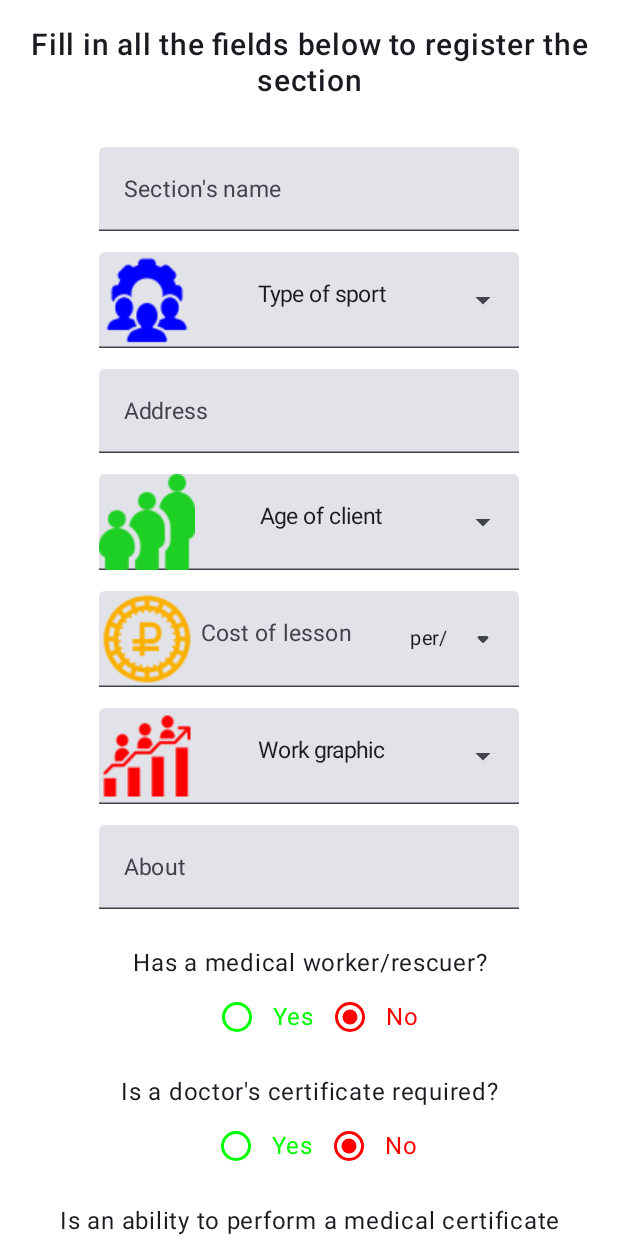
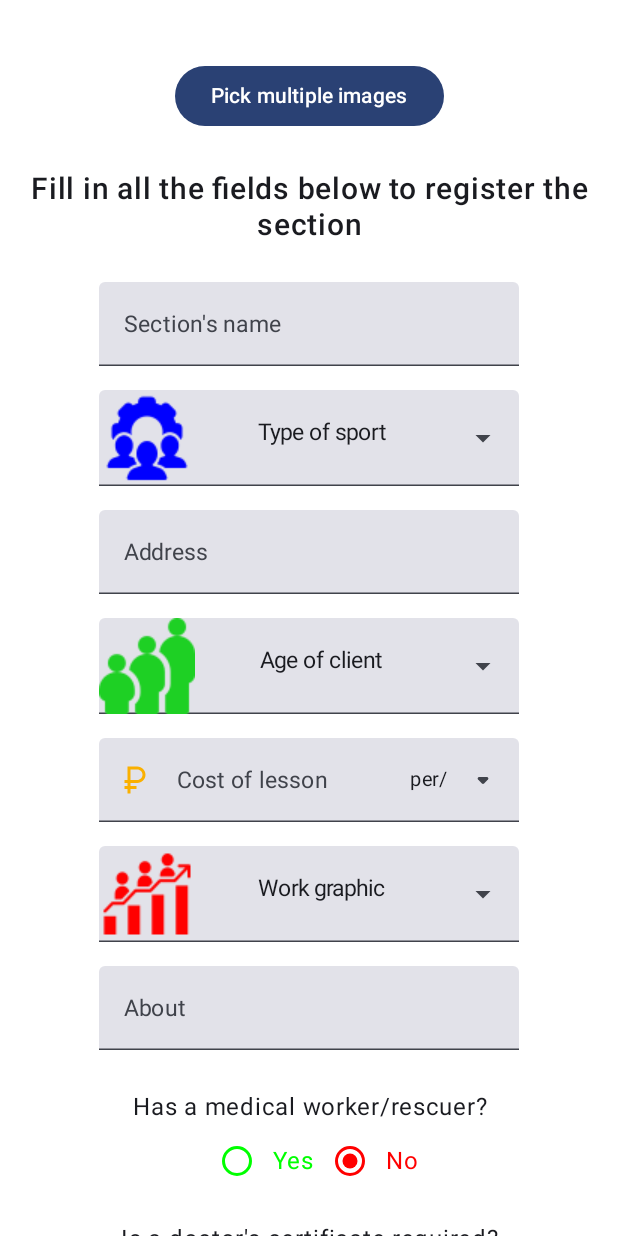
Before and after one commit to RomanAisly/SportScan, an Android app built with Jetpack Compose: the screen it shows after launch (MainActivity), on a phone screen of 412 x 824 dp. Run offline under Robolectric (Android 15) with nearby library versions, the phone set to English and light mode, and no system bars.

Commit message:
update photo picker

```diff
--- a/app/src/main/java/com/sportscan/ui/components/ProfileElements.kt
+++ b/app/src/main/java/com/sportscan/ui/components/ProfileElements.kt
@@ -1,16 +1,26 @@
 package com.sportscan.ui.components
 
+import android.net.Uri
+import androidx.activity.compose.rememberLauncherForActivityResult
+import androidx.activity.result.PickVisualMediaRequest
+import androidx.activity.result.contract.ActivityResultContracts
 import androidx.compose.foundation.BorderStroke
 import androidx.compose.foundation.layout.Arrangement
 import androidx.compose.foundation.layout.Column
+import androidx.compose.foundation.layout.PaddingValues
 import androidx.compose.foundation.layout.Row
+import androidx.compose.foundation.layout.fillMaxWidth
+import androidx.compose.foundation.layout.height
 import androidx.compose.foundation.layout.padding
+import androidx.compose.foundation.layout.wrapContentHeight
+import androidx.compose.foundation.lazy.LazyRow
 import androidx.compose.foundation.selection.selectableGroup
 import androidx.compose.foundation.text.KeyboardActions
 import androidx.compose.foundation.text.KeyboardOptions
 import androidx.compose.material.icons.Icons
 import androidx.compose.material.icons.rounded.ArrowDropDown
 import androidx.compose.material.icons.rounded.ArrowDropUp
+import androidx.compose.material3.Button
 import androidx.compose.material3.DropdownMenu
 import androidx.compose.material3.DropdownMenuItem
 import androidx.compose.material3.ExperimentalMaterial3Api
@@ -35,6 +45,8 @@ import androidx.compose.ui.Alignment
 import androidx.compose.ui.Modifier
 import androidx.compose.ui.graphics.Color
 import androidx.compose.ui.graphics.painter.Painter
+import androidx.compose.ui.layout.ContentScale
+import androidx.compose.ui.platform.LocalContext
 import androidx.compose.ui.platform.LocalFocusManager
 import androidx.compose.ui.res.painterResource
 import androidx.compose.ui.text.TextStyle
@@ -44,9 +56,61 @@ import androidx.compose.ui.text.style.TextAlign
 import androidx.compose.ui.tooling.preview.Preview
 import androidx.compose.ui.unit.dp
 import androidx.compose.ui.unit.sp
+import coil.compose.AsyncImage
+import coil.request.ImageRequest
 import com.sportscan.R
 import com.sportscan.ui.screens.Profile
 import com.sportscan.ui.theme.darkYellow
+
+@Composable
+fun SectionPhoto(modifier: Modifier = Modifier) {
+
+    var selectedImages by remember {
+        mutableStateOf<List<Uri>>(emptyList())
+    }
+    val multiplePhotoPicker = rememberLauncherForActivityResult(
+        contract = ActivityResultContracts.PickMultipleVisualMedia(),
+        onResult = { uris ->
+            selectedImages = uris
+        })
+    Column(
+        modifier.wrapContentHeight(),
+        horizontalAlignment = Alignment.CenterHorizontally,
+        verticalArrangement = Arrangement.Center
+    ) {
+
+        LazyRow(
+            modifier = Modifier
+                .fillMaxWidth()
+                .padding(vertical = 12.dp),
+            horizontalArrangement = Arrangement.spacedBy(6.dp),
+            contentPadding = PaddingValues(8.dp)
+        ) {
+            items(selectedImages.size) { index ->
+                AsyncImage(
+                    model = ImageRequest.Builder(LocalContext.current).data(selectedImages[index])
+                        .crossfade(true).build(),
+                    contentDescription = "",
+                    contentScale = ContentScale.Fit,
+                    modifier = Modifier
+                        .fillMaxWidth()
+                        .height(200.dp)
+                )
+            }
+        }
+        Button(
+            onClick = {
+                multiplePhotoPicker.launch(
+                    PickVisualMediaRequest(
+                        ActivityResultContracts.PickVisualMedia.ImageOnly
+                    )
+                )
+            }) {
+            Text(text = "Pick multiple images")
+        }
+    }
+}
+
 
 @Composable
 fun InputProfileField(
@@ -154,7 +218,7 @@ fun CostOfLesson(
         label = { Text(text = label, fontSize = 15.sp) },
         leadingIcon = {
             Icon(
-                painter = painterResource(id = R.drawable.rubble_icon),
+                painter = painterResource(id = R.drawable.rubble),
                 contentDescription = "",
                 tint = darkYellow
             )
--- a/app/src/main/java/com/sportscan/ui/screens/Profile.kt
+++ b/app/src/main/java/com/sportscan/ui/screens/Profile.kt
@@ -40,6 +40,7 @@ import com.sportscan.ui.components.CostOfLesson
 import com.sportscan.ui.components.ExposedField
 import com.sportscan.ui.components.InputProfileField
 import com.sportscan.ui.components.RadioButtonsSelection
+import com.sportscan.ui.components.SectionPhoto
 import com.sportscan.ui.components.screenBackground
 import com.sportscan.ui.theme.darkGreen
 import com.sportscan.ui.viewmodels.ProfileViewModel
@@ -77,15 +78,17 @@ fun Profile(
                 .verticalScroll(state = rememberScrollState())
                 .background(screenBackground()),
             horizontalAlignment = Alignment.CenterHorizontally,
-            verticalArrangement = Arrangement.spacedBy(14.dp)
+            verticalArrangement = Arrangement.spacedBy(16.dp)
         ) {
+            SectionPhoto()
+
             Text(
                 text = "Fill in all the fields below to register the section",
                 fontSize = 20.sp,
                 fontWeight = FontWeight.SemiBold,
                 textAlign = TextAlign.Center,
                 color = MaterialTheme.colorScheme.onSurface,
-                modifier = modifier.padding(vertical = 18.dp)
+                modifier = modifier.padding(vertical = 10.dp)
             )
 
             InputProfileField(
--- /dev/null
+++ b/app/src/main/res/drawable/add_image_to_profile.xml
@@ -0,0 +1,5 @@
+<vector xmlns:android="http://schemas.android.com/apk/res/android" android:height="24dp" android:tint="#1F6AF8" android:viewportHeight="960" android:viewportWidth="960" android:width="24dp">
+
+    <path android:fillColor="@android:color/white" android:pathData="M440,680L520,680L520,520L680,520L680,440L520,440L520,280L440,280L440,440L280,440L280,520L440,520L440,680ZM200,840Q167,840 143.5,816.5Q120,793 120,760L120,200Q120,167 143.5,143.5Q167,120 200,120L760,120Q793,120 816.5,143.5Q840,167 840,200L840,760Q840,793 816.5,816.5Q793,840 760,840L200,840ZM200,760L760,760Q760,760 760,760Q760,760 760,760L760,200Q760,200 760,200Q760,200 760,200L200,200Q200,200 200,200Q200,200 200,200L200,760Q200,760 200,760Q200,760 200,760ZM200,200L200,200Q200,200 200,200Q200,200 200,200L200,760Q200,760 200,760Q200,760 200,760L200,760Q200,760 200,760Q200,760 200,760L200,200Q200,200 200,200Q200,200 200,200Z"/>
+
+</vector>
--- /dev/null
+++ b/app/src/main/res/drawable/rubble.xml
@@ -0,0 +1,5 @@
+<vector xmlns:android="http://schemas.android.com/apk/res/android" android:height="24dp" android:tint="#E6C813" android:viewportHeight="24" android:viewportWidth="24" android:width="24dp">
+
+    <path android:fillColor="@android:color/white" android:pathData="M13.5,3H7v9H5v2h2v2H5v2h2v3h2v-3h4v-2H9v-2h4.5c3.04,0 5.5,-2.46 5.5,-5.5C19,5.46 16.54,3 13.5,3zM13.5,12H9V5h4.5C15.43,5 17,6.57 17,8.5S15.43,12 13.5,12z"/>
+
+</vector>
```
Also changed, not shown: app/src/main/res/drawable/rubble_icon.webp (deleted).
